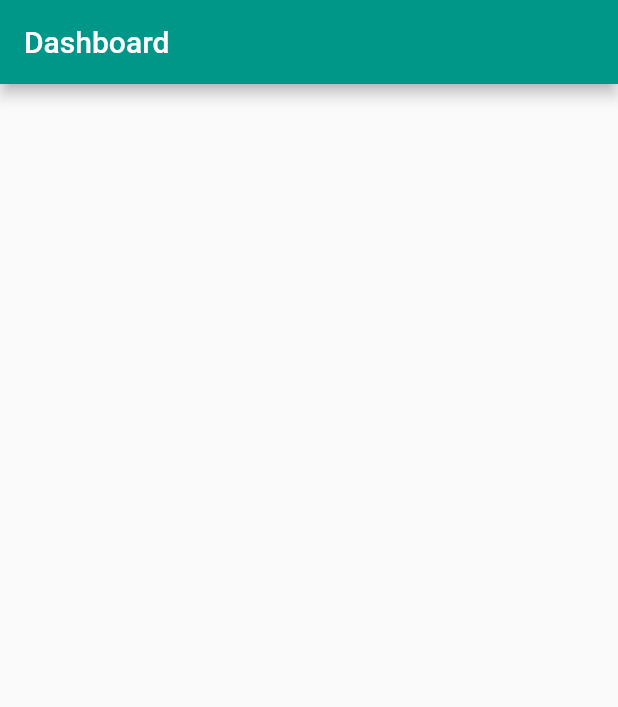
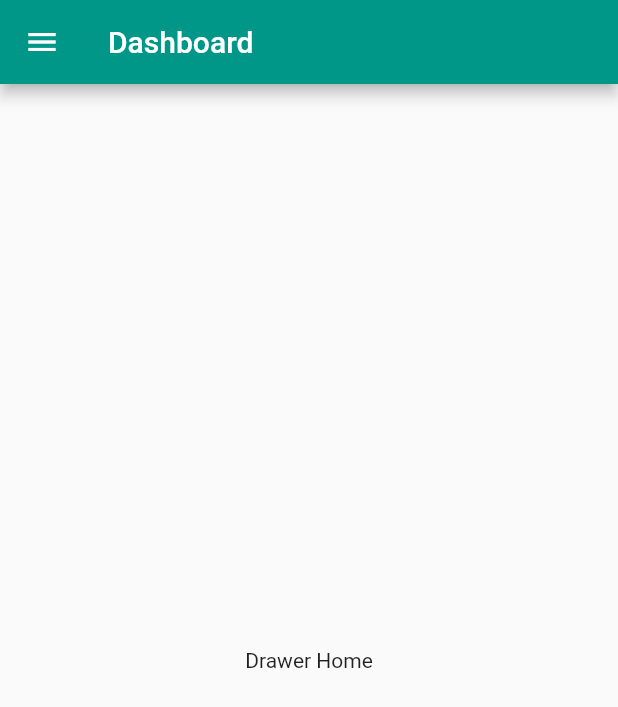
Before and after one commit to Sujanban/signup_login_page, a Flutter app: the screen it shows after launch, after a tap on the "login" icon, on a phone screen of 412 x 824 dp. Shown: the top 707 px of the screen. Run offline on Flutter 3.47's test engine with Material 2 defaults, Android fonts, the phone set to English and light mode, and no system bars.

Commit message:
created dashboard

```diff
--- a/lib/dashboard.dart
+++ b/lib/dashboard.dart
@@ -1,3 +1,4 @@
+import 'package:day6_login_signup_page/login.dart';
 import 'package:flutter/material.dart';
 
 class Dashboard extends StatefulWidget {
@@ -11,15 +12,77 @@ class _DashboardState extends State<Dashboard> {
   @override
   Widget build(BuildContext context) {
     return MaterialApp(
-      theme: ThemeData(
-        primarySwatch: Colors.teal
-      ),
+      theme: ThemeData(primarySwatch: Colors.teal),
       home: Scaffold(
         appBar: AppBar(
-          automaticallyImplyLeading: false,
           title: const Text("Dashboard"),
         ),
-      ),
-    );
+        body: const Center(
+          child: Text("Drawer Home"),
+        ),
+        drawer: Drawer(
+            child: ListView(
+              padding: const EdgeInsets.all(0),
+              children: [
+                const UserAccountsDrawerHeader(
+                  decoration: BoxDecoration(
+                    image: DecorationImage(
+                        image: AssetImage("assets/background.png"),
+                      fit: BoxFit.cover
+                    )
+                  ),
+                  currentAccountPicture: CircleAvatar(
+                    backgroundImage: AssetImage("assets/profile.jpg"),
+                    backgroundColor: Colors.green,
+                  ),
+                    accountName: Text("Sujan Ban",
+                      style: TextStyle(
+                      fontSize: 25
+                    ),),
+                    accountEmail: Text("bansujan@gmail.com"),
+                  arrowColor: Colors.green,
+                ),
+                ListTile(
+                  leading: const Icon(Icons.favorite),
+                  title: const Text("Favourite"),
+                  onTap: () {},
+                ),
+                ListTile(
+                  leading: const Icon(Icons.share),
+                  title: const Text("Share"),
+                  onTap: () {},
+                ),
+                ListTile(
+                  leading: const Icon(Icons.people),
+                  title: const Text("Friends"),
+                  onTap: () {},
+                ),
+                ListTile(
+                  leading: const Icon(Icons.category),
+                  title: const Text("Category"),
+                  onTap: () {},
+                ),
+                const Divider(
+                  thickness: 2,
+                  indent: 20,
+                  endIndent: 20,
+                ),
+                ListTile(
+                  leading: const Icon(Icons.logout),
+                  title: const Text("Logout"),
+                  onTap: () {
+                    Navigator.push(context, MaterialPageRoute(builder: (context) => const MyLogin()));
+                  },
+                ),
+                const Divider(
+                  thickness: 2,
+                  indent: 20,
+                  endIndent: 20,
+                ),
+              ],
+            ),
+          ),
+        ),
+      );
   }
 }
```
Also changed, not shown: assets/background.png (added), assets/profile.jpg (added).
